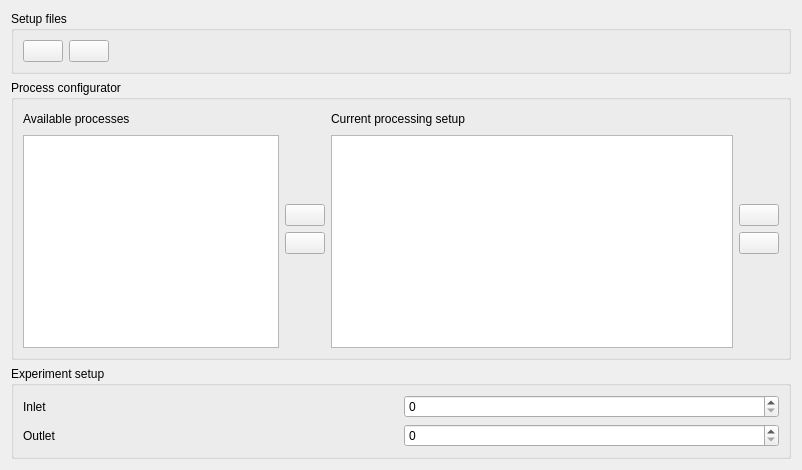
First picture: the form in src/CellSorter/gui/configurator.ui, repository mortbopet/RTOC, before the edit.
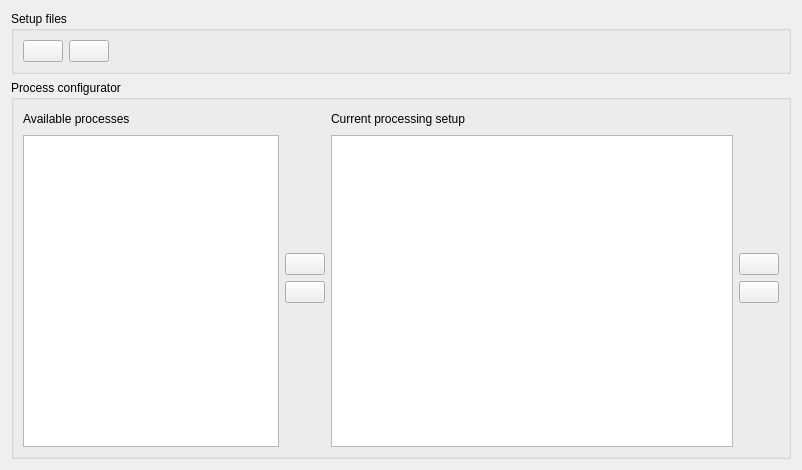
Second picture: the form after the edit.

Commit message: Create layout for ExperimentSetup widget

```diff
--- a/src/CellSorter/gui/configurator.ui
+++ b/src/CellSorter/gui/configurator.ui
@@ -235,47 +235,6 @@
        </layout>
       </widget>
      </item>
-     <item>
-      <widget class="QGroupBox" name="groupBox_2">
-       <property name="title">
-        <string>Experiment setup</string>
-       </property>
-       <layout class="QGridLayout" name="gridLayout_2">
-        <item row="0" column="0">
-         <layout class="QVBoxLayout" name="verticalLayout_6">
-          <item>
-           <layout class="QHBoxLayout" name="horizontalLayout_10">
-            <item>
-             <widget class="QLabel" name="label_4">
-              <property name="text">
-               <string>Inlet</string>
-              </property>
-             </widget>
-            </item>
-            <item>
-             <widget class="QSpinBox" name="spinBox"/>
-            </item>
-           </layout>
-          </item>
-          <item>
-           <layout class="QHBoxLayout" name="horizontalLayout_11">
-            <item>
-             <widget class="QLabel" name="label_3">
-              <property name="text">
-               <string>Outlet</string>
-              </property>
-             </widget>
-            </item>
-            <item>
-             <widget class="QSpinBox" name="spinBox_2"/>
-            </item>
-           </layout>
-          </item>
-         </layout>
-        </item>
-       </layout>
-      </widget>
-     </item>
     </layout>
    </item>
   </layout>
```
The commit also changes 10 other files.
